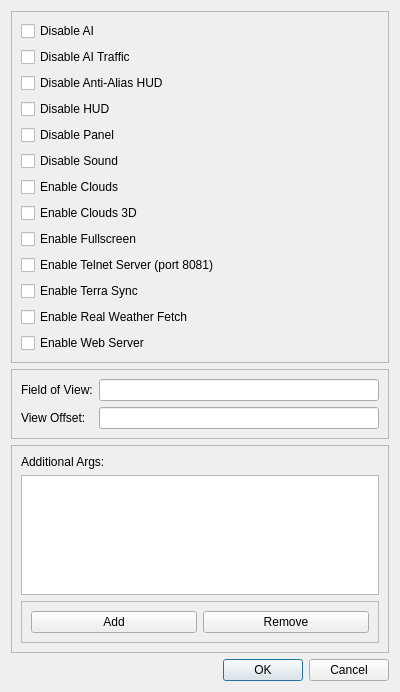
This is fgo/ui/CustomSettingsDialog.ui in cgspeck/fg-orchestrator as Qt 5 draws it before an edit. The edited form follows.
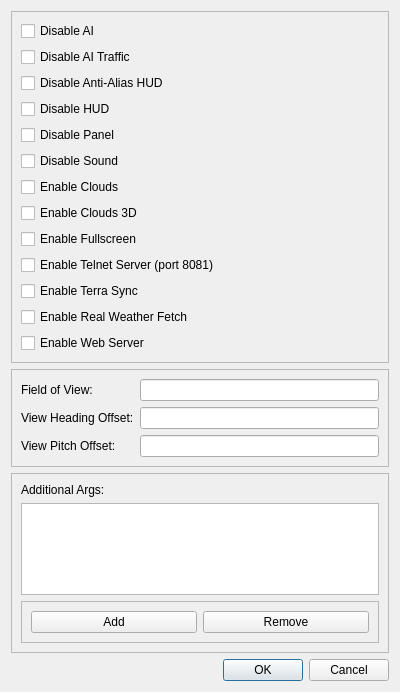
This is the edited form.

Commit message:
ViewOffset becomes ViewHeadingOffset and introduce ViewPitchOffset (#9)
* ViewOffset becomes ViewHeadingOffset and introduce ViewPitchOffset
* Default view heading and pitch as not set; Fix a few python 3.8 setup issues

Diff of the .ui file:
```diff
--- a/fgo/ui/CustomSettingsDialog.ui
+++ b/fgo/ui/CustomSettingsDialog.ui
@@ -139,7 +139,7 @@
       <item row="1" column="0">
        <widget class="QLabel" name="label_2">
         <property name="text">
-         <string>View Offset:</string>
+         <string>View Heading Offset:</string>
         </property>
        </widget>
       </item>
@@ -153,6 +153,16 @@
         </property>
        </widget>
       </item>
+      <item row="2" column="0">
+       <widget class="QLabel" name="label_4">
+        <property name="text">
+         <string>View Pitch Offset:</string>
+        </property>
+       </widget>
+      </item>
+      <item row="2" column="1">
+       <widget class="QLineEdit" name="leViewPitchOffset"/>
+      </item>
      </layout>
     </widget>
    </item>
```
The commit also changes 9 other files.
